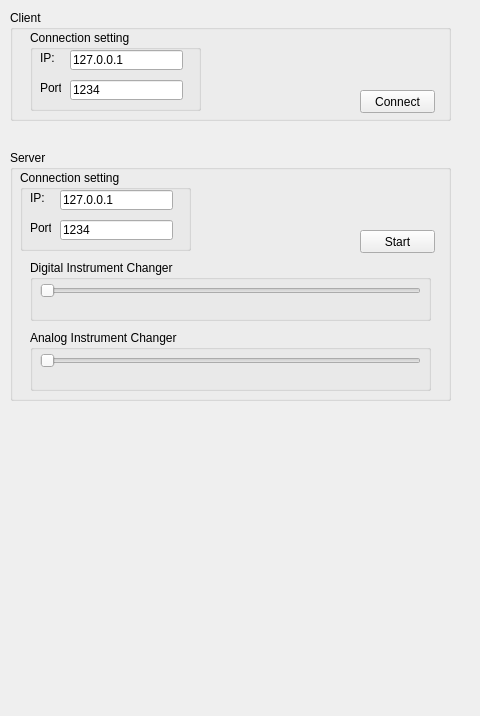
casi77/clockwidget, file mainwindow.ui: the form before one commit.
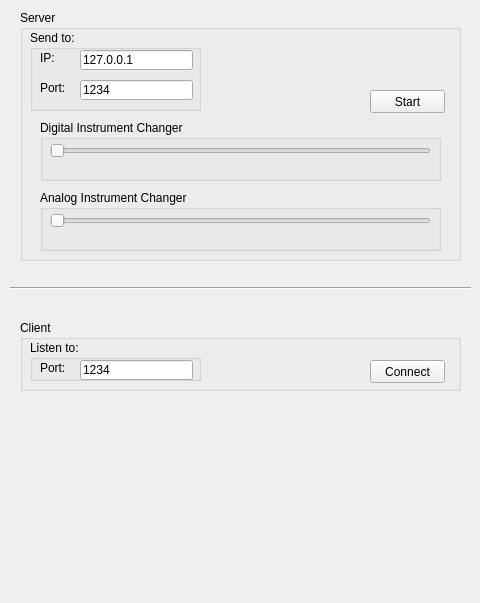
The form after the commit.

```diff
--- a/mainwindow.ui
+++ b/mainwindow.ui
@@ -7,85 +7,20 @@
     <x>0</x>
     <y>0</y>
     <width>480</width>
-    <height>716</height>
+    <height>603</height>
    </rect>
   </property>
   <property name="windowTitle">
    <string>Client</string>
   </property>
   <widget class="QWidget" name="centralWidget">
-   <widget class="QGroupBox" name="groupBox">
-    <property name="geometry">
-     <rect>
-      <x>30</x>
-      <y>30</y>
-      <width>171</width>
-      <height>81</height>
-     </rect>
-    </property>
-    <property name="title">
-     <string>Connection setting</string>
-    </property>
-    <widget class="QLineEdit" name="client_inputIP">
-     <property name="geometry">
-      <rect>
-       <x>40</x>
-       <y>20</y>
-       <width>113</width>
-       <height>20</height>
-      </rect>
-     </property>
-     <property name="text">
-      <string>127.0.0.1</string>
-     </property>
-    </widget>
-    <widget class="QLineEdit" name="client_inputPort">
-     <property name="geometry">
-      <rect>
-       <x>40</x>
-       <y>50</y>
-       <width>113</width>
-       <height>20</height>
-      </rect>
-     </property>
-     <property name="text">
-      <string>1234</string>
-     </property>
-    </widget>
-    <widget class="QLabel" name="label_2">
-     <property name="geometry">
-      <rect>
-       <x>10</x>
-       <y>50</y>
-       <width>21</width>
-       <height>16</height>
-      </rect>
-     </property>
-     <property name="text">
-      <string>Port:</string>
-     </property>
-    </widget>
-    <widget class="QLabel" name="label">
-     <property name="geometry">
-      <rect>
-       <x>10</x>
-       <y>20</y>
-       <width>21</width>
-       <height>16</height>
-      </rect>
-     </property>
-     <property name="text">
-      <string>IP:</string>
-     </property>
-    </widget>
-   </widget>
    <widget class="QGroupBox" name="groupBox_3">
     <property name="geometry">
      <rect>
-      <x>10</x>
-      <y>10</y>
+      <x>20</x>
+      <y>320</y>
       <width>441</width>
-      <height>111</height>
+      <height>71</height>
      </rect>
     </property>
     <property name="title">
@@ -95,7 +30,7 @@
      <property name="geometry">
       <rect>
        <x>350</x>
-       <y>80</y>
+       <y>40</y>
        <width>75</width>
        <height>23</height>
       </rect>
@@ -104,12 +39,51 @@
       <string>Connect</string>
      </property>
     </widget>
+    <widget class="QGroupBox" name="groupBox">
+     <property name="geometry">
+      <rect>
+       <x>10</x>
+       <y>20</y>
+       <width>171</width>
+       <height>41</height>
+      </rect>
+     </property>
+     <property name="title">
+      <string>Listen to:</string>
+     </property>
+     <widget class="QLineEdit" name="client_inputPort">
+      <property name="geometry">
+       <rect>
+        <x>50</x>
+        <y>20</y>
+        <width>113</width>
+        <height>20</height>
+       </rect>
+      </property>
+      <property name="text">
+       <string>1234</string>
+      </property>
+     </widget>
+     <widget class="QLabel" name="label_2">
+      <property name="geometry">
+       <rect>
+        <x>10</x>
+        <y>20</y>
+        <width>31</width>
+        <height>16</height>
+       </rect>
+      </property>
+      <property name="text">
+       <string>Port:</string>
+      </property>
+     </widget>
+    </widget>
    </widget>
    <widget class="QGroupBox" name="groupBox_4">
     <property name="geometry">
      <rect>
-      <x>10</x>
-      <y>150</y>
+      <x>20</x>
+      <y>10</y>
       <width>441</width>
       <height>251</height>
      </rect>
@@ -153,12 +127,12 @@
       </rect>
      </property>
      <property name="title">
-      <string>Connection setting</string>
+      <string>Send to:</string>
      </property>
      <widget class="QLineEdit" name="serv_inputIP">
       <property name="geometry">
        <rect>
-        <x>40</x>
+        <x>50</x>
         <y>20</y>
         <width>113</width>
         <height>20</height>
@@ -171,7 +145,7 @@
      <widget class="QLineEdit" name="serv_inputPort">
       <property name="geometry">
        <rect>
-        <x>40</x>
+        <x>50</x>
         <y>50</y>
         <width>113</width>
         <height>20</height>
@@ -186,7 +160,7 @@
        <rect>
         <x>10</x>
         <y>50</y>
-        <width>21</width>
+        <width>31</width>
         <height>16</height>
        </rect>
       </property>
@@ -251,14 +225,27 @@
    <widget class="QWidget" name="verticalLayoutWidget">
     <property name="geometry">
      <rect>
-      <x>19</x>
-      <y>410</y>
-      <width>441</width>
-      <height>291</height>
+      <x>50</x>
+      <y>400</y>
+      <width>381</width>
+      <height>181</height>
      </rect>
     </property>
     <layout class="QVBoxLayout" name="verticalLayout"/>
    </widget>
+   <widget class="Line" name="line">
+    <property name="geometry">
+     <rect>
+      <x>10</x>
+      <y>280</y>
+      <width>461</width>
+      <height>16</height>
+     </rect>
+    </property>
+    <property name="orientation">
+     <enum>Qt::Horizontal</enum>
+    </property>
+   </widget>
    <zorder>groupBox_4</zorder>
    <zorder>groupBox_3</zorder>
    <zorder>groupBox</zorder>
```
Left out of the diff: 7 changed lines with no effect on the pictures.
